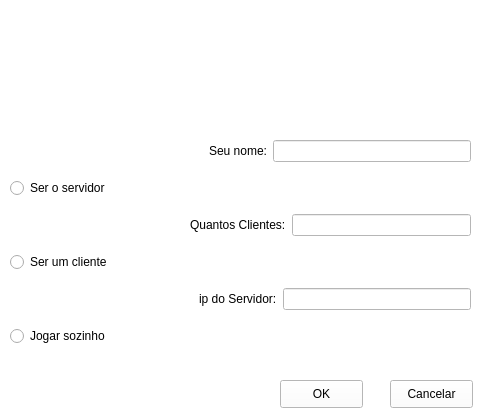
Old version of the form cliente/tela_login.ui in the repository lucius/dpcl-tetrix.
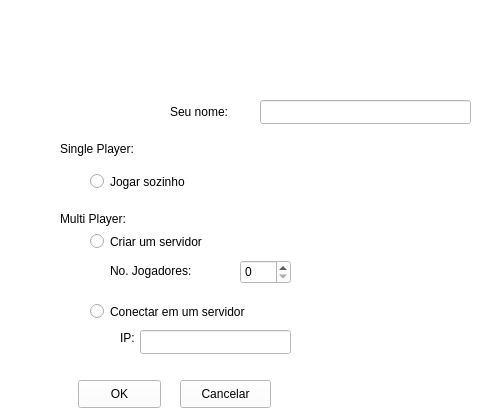
New version of the form. Icons and pictures are not drawn.

Commit message: Tela login modificada

What changed in the file:
```diff
--- a/cliente/tela_login.ui
+++ b/cliente/tela_login.ui
@@ -22,7 +22,7 @@
   <widget class="QPushButton" name="btn_ok">
    <property name="geometry">
     <rect>
-     <x>280</x>
+     <x>78</x>
      <y>380</y>
      <width>83</width>
      <height>28</height>
@@ -41,9 +41,9 @@
   <widget class="QPushButton" name="btn_cancela">
    <property name="geometry">
     <rect>
-     <x>390</x>
+     <x>180</x>
      <y>380</y>
-     <width>83</width>
+     <width>91</width>
      <height>28</height>
     </rect>
    </property>
@@ -51,136 +51,11 @@
     <string>Cancelar</string>
    </property>
   </widget>
-  <widget class="QWidget" name="layoutWidget">
-   <property name="geometry">
-    <rect>
-     <x>10</x>
-     <y>130</y>
-     <width>461</width>
-     <height>230</height>
-    </rect>
-   </property>
-   <layout class="QVBoxLayout" name="verticalLayout">
-    <item>
-     <layout class="QHBoxLayout" name="horizontalLayout_3">
-      <item>
-       <spacer name="horizontalSpacer_3">
-        <property name="orientation">
-         <enum>Qt::Horizontal</enum>
-        </property>
-        <property name="sizeHint" stdset="0">
-         <size>
-          <width>118</width>
-          <height>20</height>
-         </size>
-        </property>
-       </spacer>
-      </item>
-      <item>
-       <widget class="QLabel" name="label_2">
-        <property name="text">
-         <string>Seu nome:</string>
-        </property>
-       </widget>
-      </item>
-      <item>
-       <widget class="QLineEdit" name="edit_nome"/>
-      </item>
-     </layout>
-    </item>
-    <item>
-     <widget class="QRadioButton" name="radio_servir">
-      <property name="text">
-       <string>Ser o servidor</string>
-      </property>
-     </widget>
-    </item>
-    <item>
-     <layout class="QHBoxLayout" name="horizontalLayout">
-      <item>
-       <spacer name="horizontalSpacer">
-        <property name="orientation">
-         <enum>Qt::Horizontal</enum>
-        </property>
-        <property name="sizeHint" stdset="0">
-         <size>
-          <width>40</width>
-          <height>20</height>
-         </size>
-        </property>
-       </spacer>
-      </item>
-      <item>
-       <widget class="QLabel" name="label">
-        <property name="text">
-         <string>Quantos Clientes:</string>
-        </property>
-       </widget>
-      </item>
-      <item>
-       <widget class="QLineEdit" name="edit_n_clientes">
-        <property name="enabled">
-         <bool>false</bool>
-        </property>
-        <property name="inputMask">
-         <string notr="true"/>
-        </property>
-       </widget>
-      </item>
-     </layout>
-    </item>
-    <item>
-     <widget class="QRadioButton" name="radio_cliente">
-      <property name="text">
-       <string>Ser um cliente</string>
-      </property>
-     </widget>
-    </item>
-    <item>
-     <layout class="QHBoxLayout" name="horizontalLayout_2">
-      <item>
-       <spacer name="horizontalSpacer_2">
-        <property name="orientation">
-         <enum>Qt::Horizontal</enum>
-        </property>
-        <property name="sizeHint" stdset="0">
-         <size>
-          <width>17</width>
-          <height>20</height>
-         </size>
-        </property>
-       </spacer>
-      </item>
-      <item>
-       <widget class="QLabel" name="label_3">
-        <property name="text">
-         <string>ip do Servidor:</string>
-        </property>
-       </widget>
-      </item>
-      <item>
-       <widget class="QLineEdit" name="edit_ip_servidor">
-        <property name="enabled">
-         <bool>false</bool>
-        </property>
-       </widget>
-      </item>
-     </layout>
-    </item>
-    <item>
-     <widget class="QRadioButton" name="radio_single">
-      <property name="text">
-       <string>Jogar sozinho</string>
-      </property>
-     </widget>
-    </item>
-   </layout>
-  </widget>
   <widget class="QWidget" name="widget" native="true">
    <property name="geometry">
     <rect>
-     <x>100</x>
-     <y>10</y>
+     <x>40</x>
+     <y>-10</y>
      <width>361</width>
      <height>91</height>
     </rect>
@@ -189,6 +64,172 @@
     <string>background: url(633889786990781250.png) no-repeat;</string>
    </property>
   </widget>
+  <widget class="QLabel" name="label_2">
+   <property name="geometry">
+    <rect>
+     <x>170</x>
+     <y>100</y>
+     <width>77</width>
+     <height>24</height>
+    </rect>
+   </property>
+   <property name="sizePolicy">
+    <sizepolicy hsizetype="Fixed" vsizetype="Preferred">
+     <horstretch>0</horstretch>
+     <verstretch>0</verstretch>
+    </sizepolicy>
+   </property>
+   <property name="text">
+    <string>Seu nome:</string>
+   </property>
+  </widget>
+  <widget class="QRadioButton" name="radio_servir">
+   <property name="geometry">
+    <rect>
+     <x>90</x>
+     <y>230</y>
+     <width>161</width>
+     <height>23</height>
+    </rect>
+   </property>
+   <property name="text">
+    <string>Criar um servidor</string>
+   </property>
+  </widget>
+  <widget class="QLineEdit" name="edit_nome">
+   <property name="geometry">
+    <rect>
+     <x>260</x>
+     <y>100</y>
+     <width>211</width>
+     <height>24</height>
+    </rect>
+   </property>
+   <property name="sizePolicy">
+    <sizepolicy hsizetype="Fixed" vsizetype="Fixed">
+     <horstretch>0</horstretch>
+     <verstretch>0</verstretch>
+    </sizepolicy>
+   </property>
+  </widget>
+  <widget class="QRadioButton" name="radio_cliente">
+   <property name="geometry">
+    <rect>
+     <x>90</x>
+     <y>300</y>
+     <width>211</width>
+     <height>23</height>
+    </rect>
+   </property>
+   <property name="text">
+    <string>Conectar em um servidor</string>
+   </property>
+  </widget>
+  <widget class="QRadioButton" name="radio_single">
+   <property name="geometry">
+    <rect>
+     <x>90</x>
+     <y>170</y>
+     <width>121</width>
+     <height>23</height>
+    </rect>
+   </property>
+   <property name="text">
+    <string>Jogar sozinho</string>
+   </property>
+  </widget>
+  <widget class="QLabel" name="label_4">
+   <property name="geometry">
+    <rect>
+     <x>60</x>
+     <y>140</y>
+     <width>101</width>
+     <height>18</height>
+    </rect>
+   </property>
+   <property name="text">
+    <string>Single Player:</string>
+   </property>
+  </widget>
+  <widget class="QLabel" name="label_5">
+   <property name="geometry">
+    <rect>
+     <x>60</x>
+     <y>210</y>
+     <width>101</width>
+     <height>18</height>
+    </rect>
+   </property>
+   <property name="text">
+    <string>Multi Player:</string>
+   </property>
+  </widget>
+  <widget class="QWidget" name="server_additional_options" native="true">
+   <property name="geometry">
+    <rect>
+     <x>110</x>
+     <y>260</y>
+     <width>401</width>
+     <height>31</height>
+    </rect>
+   </property>
+   <widget class="QLabel" name="label">
+    <property name="geometry">
+     <rect>
+      <x>0</x>
+      <y>0</y>
+      <width>111</width>
+      <height>21</height>
+     </rect>
+    </property>
+    <property name="text">
+     <string>No. Jogadores:</string>
+    </property>
+   </widget>
+   <widget class="QSpinBox" name="edit_n_clientes">
+    <property name="geometry">
+     <rect>
+      <x>130</x>
+      <y>0</y>
+      <width>51</width>
+      <height>24</height>
+     </rect>
+    </property>
+   </widget>
+  </widget>
+  <widget class="QWidget" name="client_additional_options" native="true">
+   <property name="geometry">
+    <rect>
+     <x>110</x>
+     <y>330</y>
+     <width>401</width>
+     <height>31</height>
+    </rect>
+   </property>
+   <widget class="QLabel" name="label_3">
+    <property name="geometry">
+     <rect>
+      <x>10</x>
+      <y>0</y>
+      <width>111</width>
+      <height>16</height>
+     </rect>
+    </property>
+    <property name="text">
+     <string>IP:</string>
+    </property>
+   </widget>
+   <widget class="QLineEdit" name="edit_ip_servidor">
+    <property name="geometry">
+     <rect>
+      <x>30</x>
+      <y>0</y>
+      <width>151</width>
+      <height>24</height>
+     </rect>
+    </property>
+   </widget>
+  </widget>
  </widget>
  <tabstops>
   <tabstop>edit_nome</tabstop>
```
Left out of the diff: 37 changed lines with no effect on the pictures. The commit also changes 4 other files.
